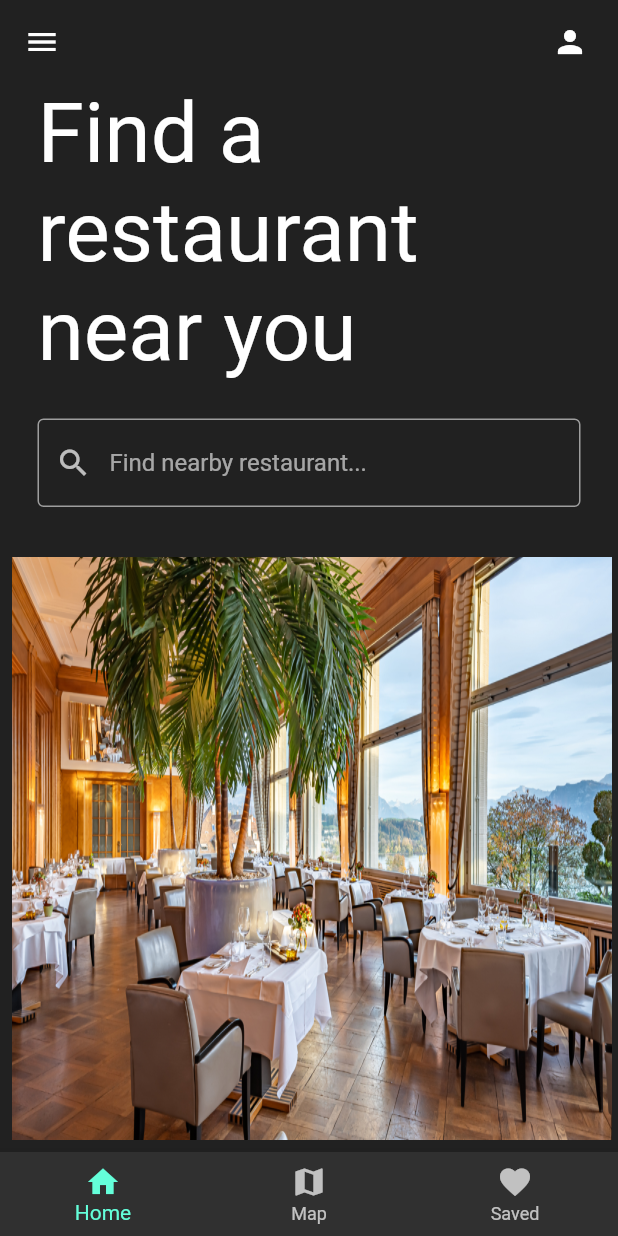
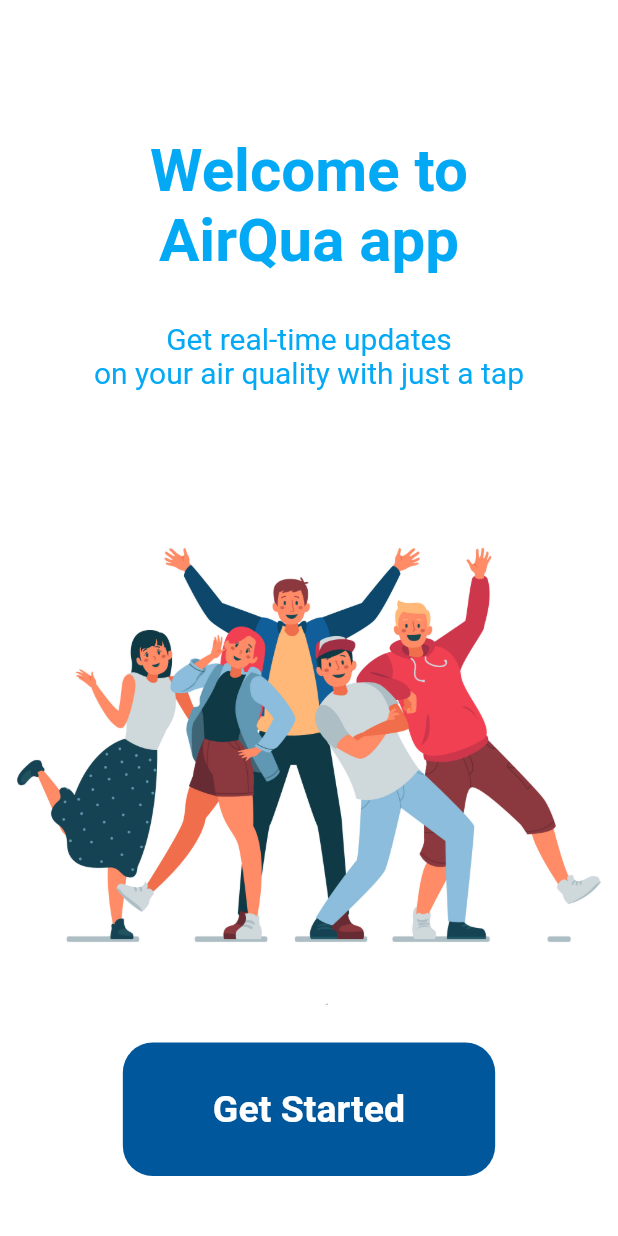
Before and after one commit to PaveenaKumnerdpun/flutter-project, a Flutter app: the screen it shows after launch, on a phone screen of 412 x 824 dp. Run offline on Flutter 3.47's test engine with Material 2 defaults, Android fonts, the phone set to English and light mode, and no system bars.

Commit message:
add home, about us and main page (for calling api)

```diff
--- /dev/null
+++ b/lib/HomePage.dart
@@ -0,0 +1,87 @@
+import 'package:flutter/material.dart';
+
+class HomePage extends StatefulWidget {
+  const HomePage({super.key});
+
+  @override
+  State<HomePage> createState() => _HomePageState();
+}
+
+class _HomePageState extends State<HomePage> {
+  @override
+  Widget build(BuildContext context) {
+    return Scaffold(
+      backgroundColor: Colors.white,
+      body: Column(children: [
+        Container(
+          width: 100,
+          height: 50,
+          margin: const EdgeInsets.only(top: 40),
+          // decoration: const BoxDecoration(
+          //   image: DecorationImage(
+          //     image: AssetImage('/lib/images/scala_restaurant.jpg'),
+          //     )
+          //   )
+        ),
+        const Text(
+          "Welcome to\nAirQua app",
+          style: TextStyle(
+            fontSize: 40,
+            color: Colors.lightBlue,
+            fontWeight: FontWeight.bold,
+          ),
+          textAlign: TextAlign.center,
+        ),
+        const SizedBox(
+          height: 30,
+        ),
+        const Text(
+          "Get real-time updates\non your air quality with just a tap",
+          style: TextStyle(
+            fontSize: 20,
+            color: Colors.lightBlue,
+          ),
+          textAlign: TextAlign.center,
+        ),
+        const SizedBox(
+          height: 60,
+        ),
+        Container(
+          height: 350,
+          width: MediaQuery.of(context).size.width,
+          decoration: const BoxDecoration(
+              image: DecorationImage(
+            image: AssetImage('asset/images/people.jpg'),
+            fit: BoxFit.cover,
+          )),
+        ),
+        Expanded(
+          child: Container(),
+        ),
+        Row(mainAxisAlignment: MainAxisAlignment.center, children: [
+          InkWell(
+            onTap: () => Navigator.pushNamed(context, '/MainPage'),
+            child: Container(
+                padding:
+                    const EdgeInsets.symmetric(horizontal: 60, vertical: 30),
+                decoration: BoxDecoration(
+                  borderRadius: const BorderRadius.all(Radius.circular(20)),
+                  color: Colors.lightBlue.shade900,
+                ),
+                child: const Text(
+                  'Get Started',
+                  style: TextStyle(
+                    fontSize: 25,
+                    fontWeight: FontWeight.w700,
+                    color: Colors.white,
+                  ),
+                )),
+          )
+        ]),
+        const SizedBox(
+          height: 40,
+        ),
+      ]),
+    );
+  }
+}
--- a/lib/main.dart
+++ b/lib/main.dart
@@ -1,4 +1,6 @@
 import 'package:flutter/material.dart';
+import 'package:flutter_project/HomePage.dart';
+import 'package:flutter_project/MainPage.dart';
 
 void main() {
   runApp(const MyApp());
@@ -13,99 +15,10 @@ class MyApp extends StatelessWidget {
       debugShowCheckedModeBanner: false,
       home: const HomePage(),
       theme: ThemeData(
-        brightness: Brightness.dark,
-        primarySwatch: Colors.orange,
-      ),
+          brightness: Brightness.light, primarySwatch: Colors.lightBlue),
+      routes: {
+        '/MainPage': (context) => const MainPage(),
+      },
     );
   }
 }
-
-class HomePage extends StatefulWidget {
-  const HomePage({super.key});
-
-  @override
-  State<HomePage> createState() => _HomePageState();
-}
-
-class _HomePageState extends State<HomePage> {
-  @override
-  Widget build(BuildContext context) {
-    return Scaffold(
-        backgroundColor: Colors.grey[900],
-        appBar: AppBar(
-            elevation: 0,
-            backgroundColor: Colors.transparent,
-            leading: const Icon(Icons.menu),
-            actions: const [
-              Padding(
-                padding: EdgeInsets.only(right: 20.0),
-                child: Icon(Icons.person),
-              )
-            ]),
-        bottomNavigationBar: BottomNavigationBar(
-          items: const [
-            BottomNavigationBarItem(
-              icon: Icon(Icons.home),
-              label: 'Home',
-            ),
-            BottomNavigationBarItem(
-              icon: Icon(Icons.map),
-              label: 'Map',
-            ),
-            BottomNavigationBarItem(
-              icon: Icon(Icons.favorite),
-              label: 'Saved',
-            )
-          ],
-        ),
-        body: Column(children: [
-          const Padding(
-            padding: EdgeInsets.symmetric(horizontal: 25.0),
-            child: Text(
-              "Find a restaurant near you",
-              style: TextStyle(
-                fontSize: 56,
-              ),
-            ),
-          ),
-
-          //Search Bar
-          const SizedBox(height: 25),
-          const Padding(
-            padding: EdgeInsets.symmetric(horizontal: 25.0),
-            child: TextField(
-                decoration: InputDecoration(
-              prefixIcon: Icon(Icons.search),
-              hintText: "Find nearby restaurant...",
-              focusedBorder: OutlineInputBorder(
-                borderSide: BorderSide(color: Colors.grey),
-              ),
-              enabledBorder: OutlineInputBorder(
-                borderSide: BorderSide(color: Colors.grey),
-              ),
-            )),
-          ),
-
-          //Restaurant tiles
-          const SizedBox(height: 25),
-          Expanded(
-              child: ListView(
-            scrollDirection: Axis.horizontal,
-            children: [
-              Padding(
-                padding: const EdgeInsets.all(8.0),
-                child: Container(
-                  width: 400,
-                  decoration: const BoxDecoration(
-                    image: DecorationImage(
-                      image: AssetImage('lib/images/scala_restaurant.jpg'),
-                      fit: BoxFit.fill,
-                    ),
-                  ),
-                ),
-              ),
-            ],
-          ))
-        ]));
-  }
-}
--- a/pubspec.yaml
+++ b/pubspec.yaml
@@ -58,7 +58,7 @@ flutter:
 
   # To add assets to your application, add an assets section, like this:
   assets:
-    - lib/images/
+    - asset/images/
   #   - images/a_dot_ham.jpeg
 
   # An image asset can refer to one or more resolution-specific "variants", see
```
Also changed, not shown: lib/AboutUsPage.dart (added, +94 -0 lines), lib/MainPage.dart (added, +51 -0 lines), asset/images/noona.jpg (added), asset/images/ohm.jpg (added), asset/images/people.jpg (added), lib/images/scala_restaurant.jpg (deleted).
